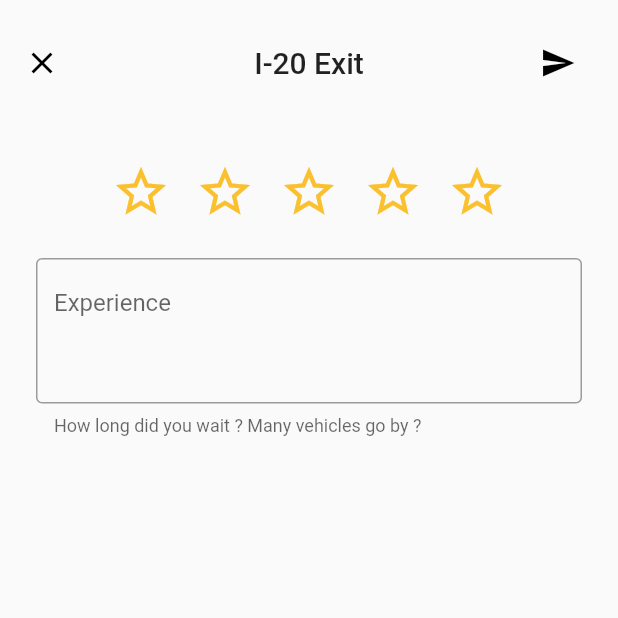
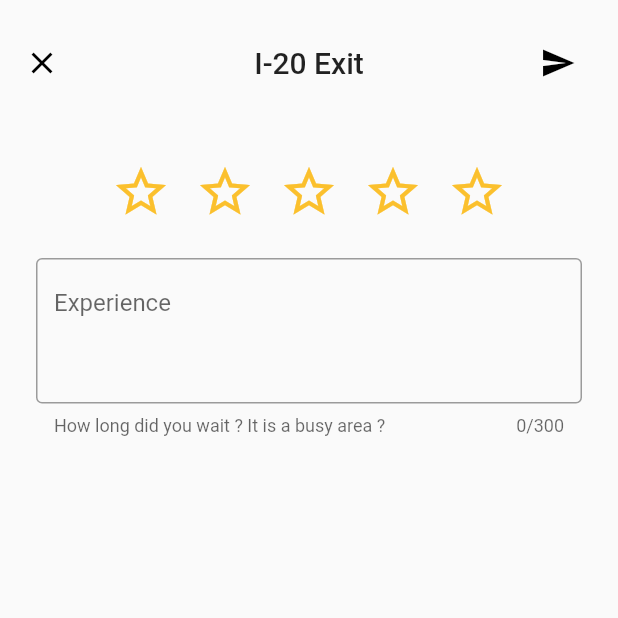
Before and after one commit to dca123/hitchspots, a Flutter app: the CreateReviewPage screen opened directly, on a phone screen of 412 x 824 dp, the top half of it. Run offline on Flutter 3.47's test engine with Material 2 defaults, Android fonts, the phone set to English and light mode, and no system bars; drawn by our look-alikes of flutter_rating_bar; our stand-ins replace cloud_firestore, firebase_core, google_maps_flutter, sliding_up_panel, timeago; missing offline and left inert: geoflutterfire2; accounts and stored records are empty.

Commit message:
feat(lib/pages/create_location_page.dart): :sparkles: Wordlimit for form entries

```diff
--- a/lib/pages/create_review_page.dart
+++ b/lib/pages/create_review_page.dart
@@ -101,18 +101,19 @@ class CreateReviewPage extends StatelessWidget {
                   SizedBox(height: 24),
                   TextFormField(
                     controller: descriptionTextController,
+                    maxLength: 300,
                     decoration: InputDecoration(
                         alignLabelWithHint: true,
                         border: OutlineInputBorder(),
                         labelText: "Experience",
                         helperText:
-                            "How long did you wait ? Many vehicles go by ?",
-                        hintText: "Describe your experience briefly."),
+                            "How long did you wait ? It is a busy area ?",
+                        hintText: "Describe your experience briefly"),
                     maxLines: 3,
                     keyboardType: TextInputType.multiline,
                     validator: (value) {
                       if (value == null || value.isEmpty) {
-                        return 'Please enter some text';
+                        return 'Please enter a short description of your experience';
                       }
                       return null;
                     },
```
Also changed, not shown: lib/pages/create_location_page.dart (+9 -6 lines).
